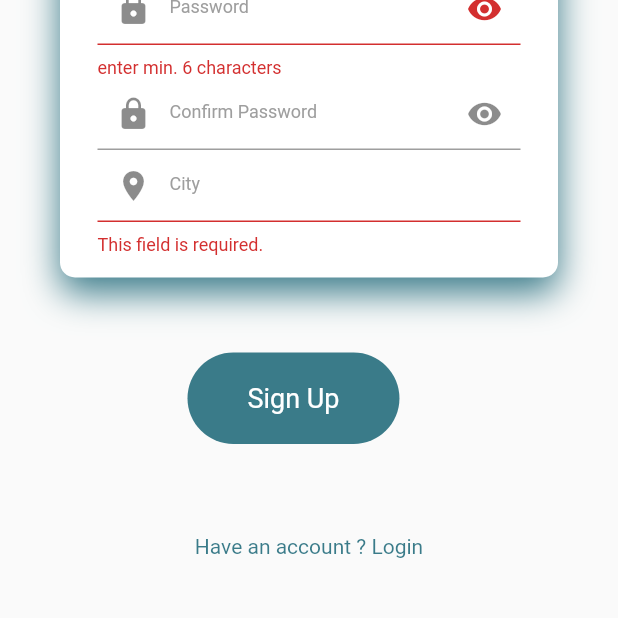
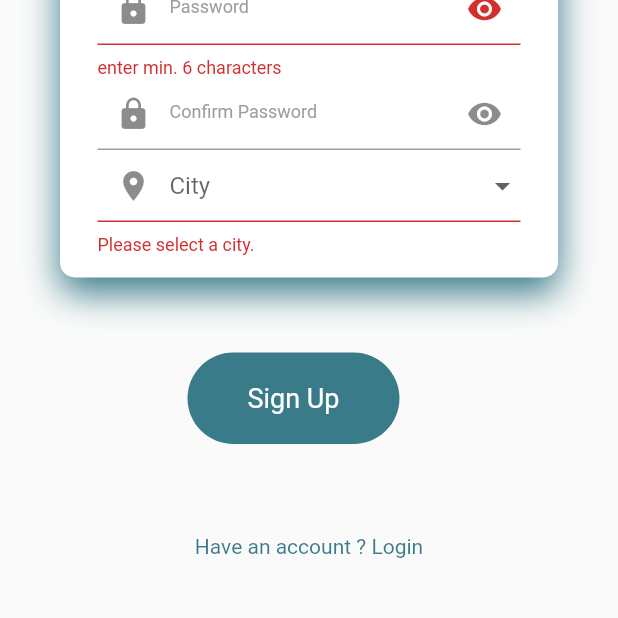
Before and after one commit to mara7abumwais/SkinScanAppProject, a Flutter app: the signUp screen opened directly, after a tap on "Sign Up", on a phone screen of 412 x 824 dp, the part 618-1236 px from its top. Run offline on Flutter 3.47's test engine with Material 2 defaults, Android fonts, the phone set to English and light mode, and no system bars; our stand-ins replace animated_text_kit, babstrap_settings_screen, cloud_firestore, email_validator, firebase_auth, firebase_core and 4 more; missing offline and left inert: flutter_verification_code; accounts and stored records are empty.

Commit message:
city droplist

```diff
--- a/lib/signUp.dart
+++ b/lib/signUp.dart
@@ -23,8 +23,18 @@ class _signUpState extends State<signUp> {
   final emailcontroller = TextEditingController();
   final passwordcontroller = TextEditingController();
   final confpasswordcontroller = TextEditingController();
+  final citycontroller = TextEditingController();
 
-  final citycontroller = TextEditingController();
+  String? selectedCity;
+
+  List<String> cities = [
+    'Jenin',
+    'Nablus',
+    'Tulkarm',
+    'Ramallah',
+    'Hebron',
+    'Bethlehem',
+  ];
 
   @override
   Widget build(BuildContext context) {
@@ -197,21 +207,30 @@ class _signUpState extends State<signUp> {
                           ),
                           Container(
                             padding: EdgeInsets.fromLTRB(25, 0, 25, 15),
-                            child: TextFormField(
-                              controller: citycontroller,
+                            child: DropdownButtonFormField<String>(
+                              value: selectedCity,
+                              items: cities.map((city) {
+                                return DropdownMenuItem<String>(
+                                  value: city,
+                                  child: Text(city),
+                                );
+                              }).toList(),
+                              onChanged: (value) {
+                                setState(() {
+                                  selectedCity = value;
+                                });
+                              },
+                              decoration:const InputDecoration(
+                                hintText: "City",
+                                hintStyle: TextStyle(color: Colors.grey, fontSize: 12),
+                                prefixIcon: Icon(Icons.location_on),
+                              ),
                               validator: (value) {
                                 if (value == null || value.isEmpty) {
-                                  return 'This field is required.';
+                                  return 'Please select a city.';
                                 }
                                 return null;
                               },
-                              style: TextStyle(color: Colors.black),
-                              decoration: const InputDecoration(
-                                hintText: "City",
-                                hintStyle:
-                                TextStyle(color: Colors.grey, fontSize: 12),
-                                prefixIcon: Icon(Icons.location_on),
-                              ),
                             ),
                           ),
                         ],
```
